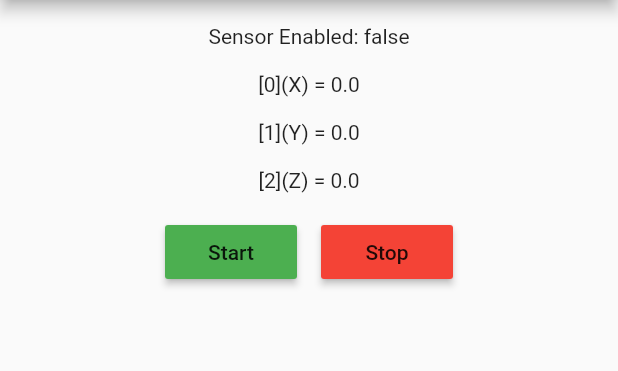
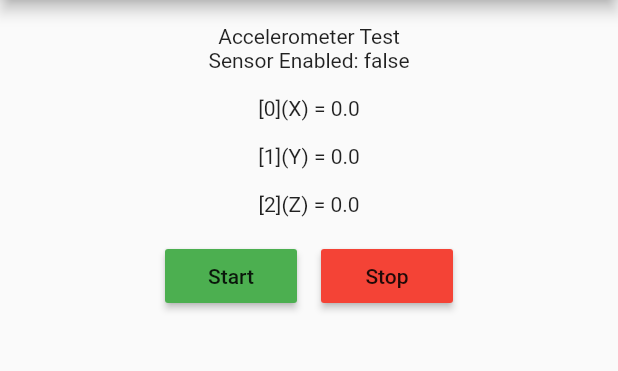
Before and after one commit to LJaraCastillo/flutter_sensors, a Flutter app: the screen it shows after launch, on a phone screen of 412 x 824 dp, the part 84-455 px from its top. Run offline on Flutter 3.47's test engine with Material 2 defaults, Android fonts, the phone set to English and light mode, and no system bars.

Commit message:
updated example

```diff
--- a/example/lib/main.dart
+++ b/example/lib/main.dart
@@ -33,6 +33,10 @@ class _MyAppState extends State<MyApp> {
             alignment: AlignmentDirectional.topCenter,
             child: Column(
               children: <Widget>[
+                Text(
+                  "Accelerometer Test",
+                  textAlign: TextAlign.center,
+                ),
                 Text(
                   "Sensor Enabled: $_sensorStatus",
                   textAlign: TextAlign.center,
```
